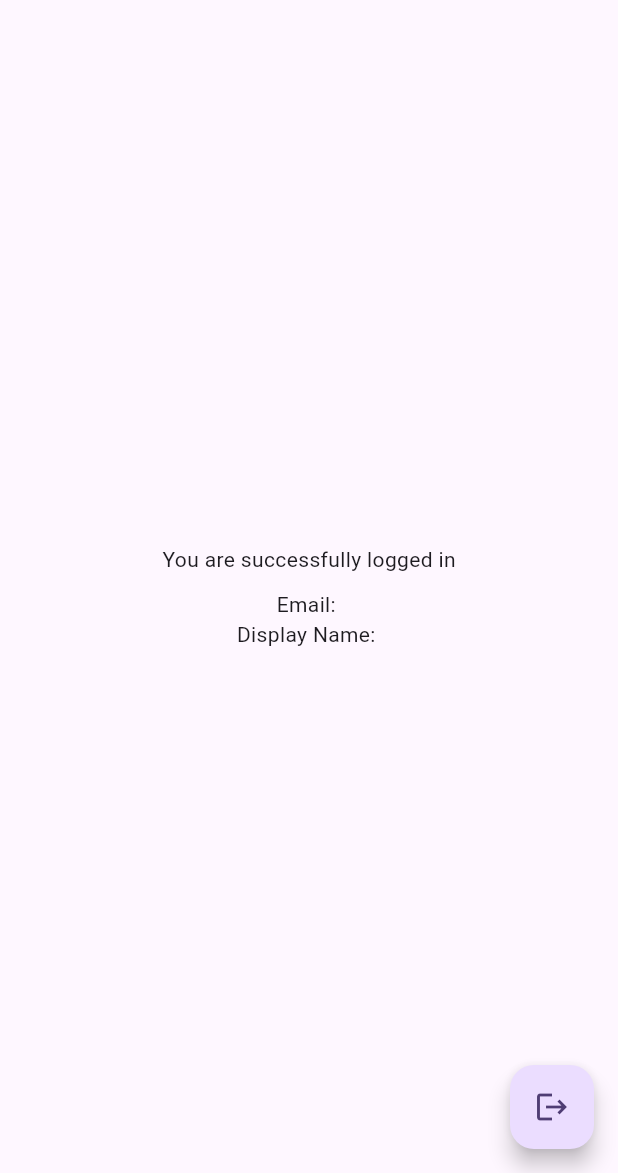
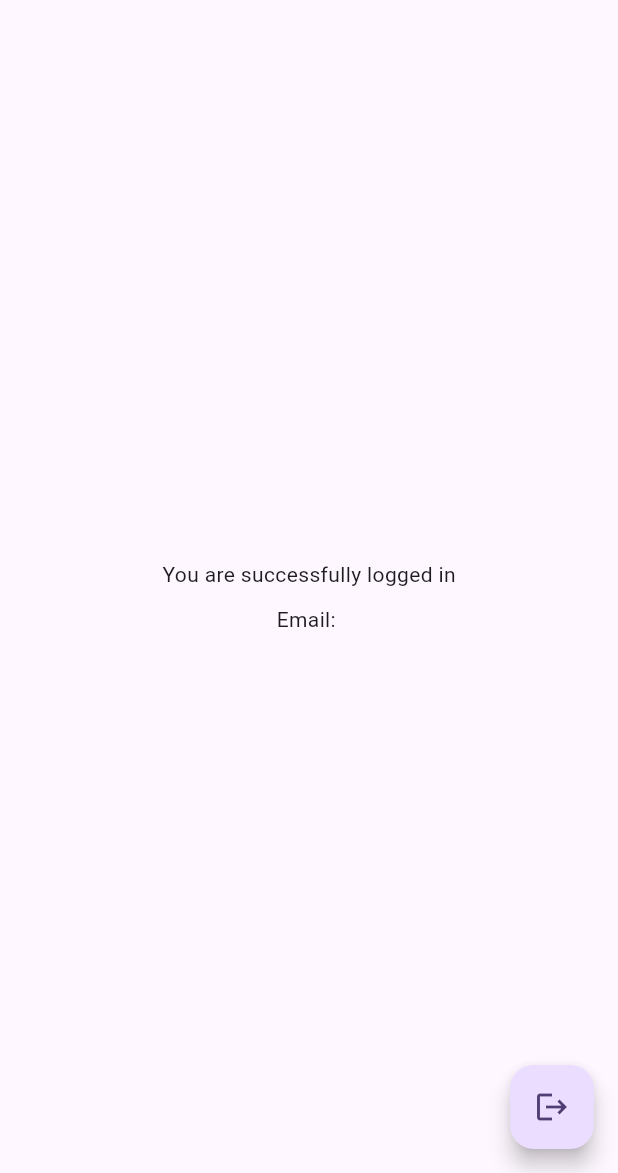
Before and after one commit to deadpool3010/google-logoin, a Flutter app: the screen it shows once a user with an empty profile is signed in, on a phone screen of 412 x 824 dp, the part 63-1236 px from its top. Run offline on Flutter 3.47's test engine with Material 3 defaults, Android fonts, the phone set to English and light mode, and no system bars; our stand-ins replace firebase_auth, firebase_core, google_sign_in, sign_in_button; accounts and stored records are empty; network calls fail.

Commit message:
adding feature

```diff
--- a/lib/main.dart
+++ b/lib/main.dart
@@ -89,18 +89,9 @@ class _MyHomePageState extends State<MyHomePage> {
         children: [
           Text("You are successfully logged in"),
           SizedBox(height: 10),
-          if (user != null)
-            Column(
-              children: [
-                Text("Email: ${user?.email}"),
-                if (user?.displayName != null)
-                  Text("Display Name: ${user?.displayName}")
-                else
-                  Text('User name not found')
-              ],
-            )
-          else
-            Text("User not found"),
+          user != null
+              ? Text("Email: ${user?.email ?? 'N/A'}")
+              : Text("User not found"),
         ],
       ),
     );
```
